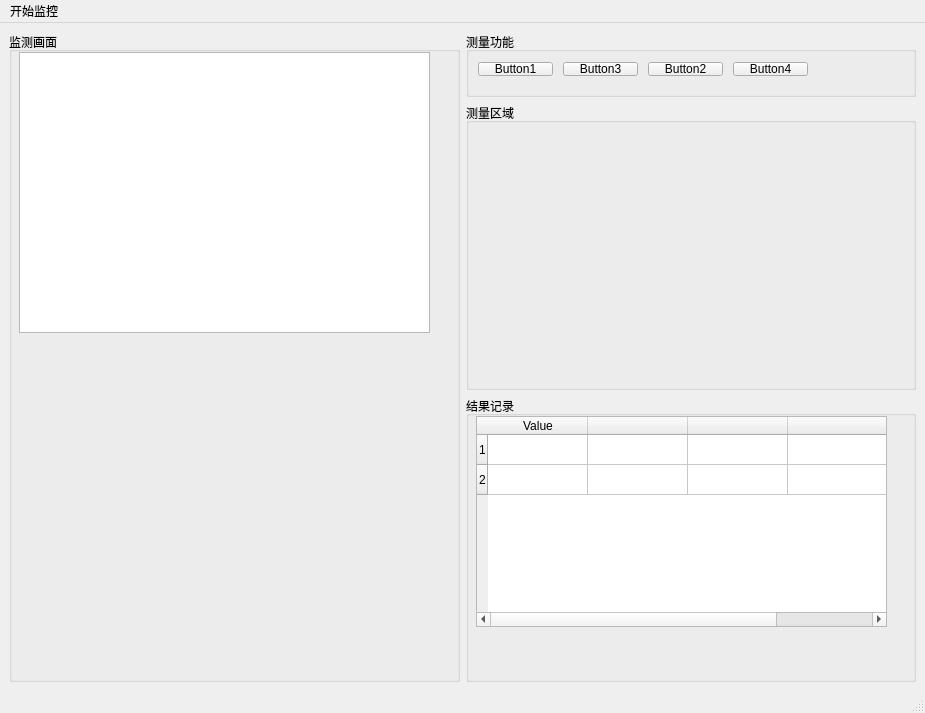
Qt form main.ui (Bymas1997/pywindow) before a commit.
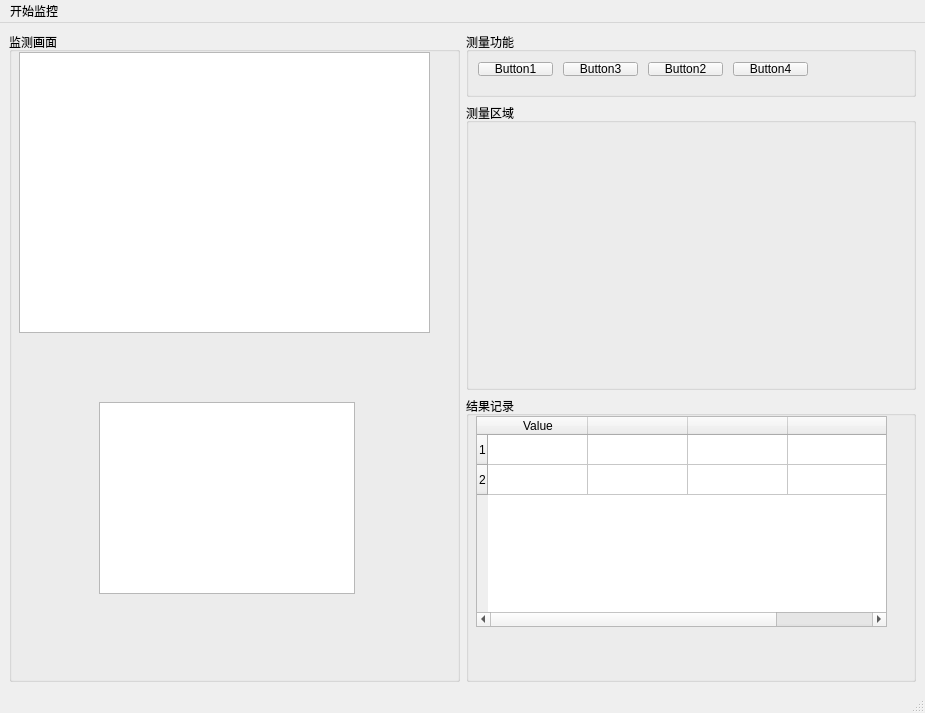
The same form after that commit.

```diff
--- a/main.ui
+++ b/main.ui
@@ -50,6 +50,16 @@
           </brush>
          </property>
         </widget>
+        <widget class="QGraphicsView" name="graphicsView_2">
+         <property name="geometry">
+          <rect>
+           <x>90</x>
+           <y>370</y>
+           <width>256</width>
+           <height>192</height>
+          </rect>
+         </property>
+        </widget>
        </widget>
       </item>
       <item>
```
Left out of the diff: 10 changed lines with no effect on the pictures.
